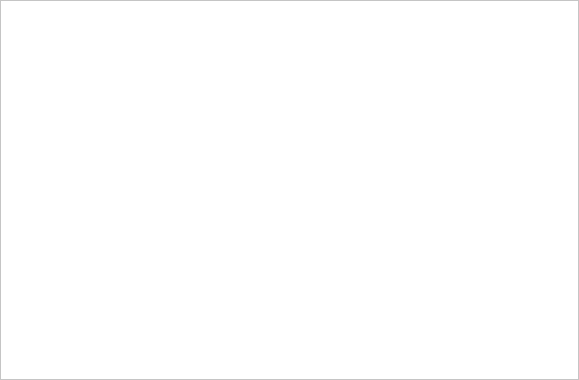
RunheZH/SCAPES, file interface/ui/tabchildwidget.ui: the form before one commit.
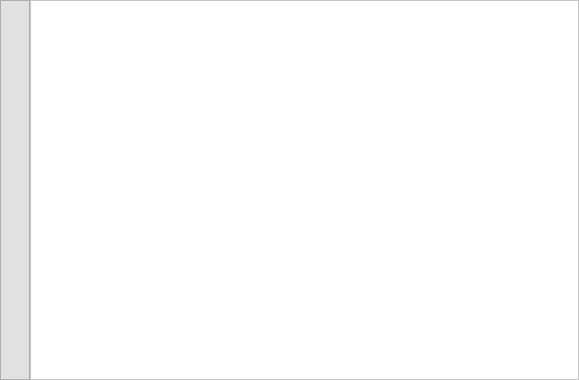
The form after the commit.

Patch:
```diff
--- a/interface/ui/tabchildwidget.ui
+++ b/interface/ui/tabchildwidget.ui
@@ -26,11 +26,70 @@
    <property name="bottomMargin">
     <number>0</number>
    </property>
-   <item row="0" column="0">
+   <property name="horizontalSpacing">
+    <number>0</number>
+   </property>
+   <item row="0" column="1">
     <widget class="QTextEdit" name="textEdit">
      <property name="styleSheet">
       <string notr="true">background-color: rgb(255, 255, 255);
 color: rgb(0, 0, 0);</string>
+     </property>
+     <property name="html">
+      <string>&lt;!DOCTYPE HTML PUBLIC &quot;-//W3C//DTD HTML 4.0//EN&quot; &quot;http://www.w3.org/TR/REC-html40/strict.dtd&quot;&gt;
+&lt;html&gt;&lt;head&gt;&lt;meta name=&quot;qrichtext&quot; content=&quot;1&quot; /&gt;&lt;style type=&quot;text/css&quot;&gt;
+p, li { white-space: pre-wrap; }
+&lt;/style&gt;&lt;/head&gt;&lt;body style=&quot; font-family:'Sans'; font-size:10pt; font-weight:400; font-style:normal;&quot;&gt;
+&lt;p style=&quot;-qt-paragraph-type:empty; margin-top:0px; margin-bottom:0px; margin-left:0px; margin-right:0px; -qt-block-indent:0; text-indent:0px;&quot;&gt;&lt;br /&gt;&lt;/p&gt;&lt;/body&gt;&lt;/html&gt;</string>
+     </property>
+    </widget>
+   </item>
+   <item row="0" column="0">
+    <widget class="QTextEdit" name="lineNumEdit">
+     <property name="sizePolicy">
+      <sizepolicy hsizetype="Maximum" vsizetype="Expanding">
+       <horstretch>0</horstretch>
+       <verstretch>0</verstretch>
+      </sizepolicy>
+     </property>
+     <property name="minimumSize">
+      <size>
+       <width>0</width>
+       <height>0</height>
+      </size>
+     </property>
+     <property name="maximumSize">
+      <size>
+       <width>30</width>
+       <height>16777215</height>
+      </size>
+     </property>
+     <property name="font">
+      <font>
+       <family>DejaVu Sans Mono</family>
+       <weight>75</weight>
+       <bold>true</bold>
+      </font>
+     </property>
+     <property name="layoutDirection">
+      <enum>Qt::RightToLeft</enum>
+     </property>
+     <property name="styleSheet">
+      <string notr="true">background-color: rgb(225, 225, 225);
+color: rgb(0, 0, 0);</string>
+     </property>
+     <property name="verticalScrollBarPolicy">
+      <enum>Qt::ScrollBarAlwaysOff</enum>
+     </property>
+     <property name="horizontalScrollBarPolicy">
+      <enum>Qt::ScrollBarAlwaysOff</enum>
+     </property>
+     <property name="html">
+      <string>&lt;!DOCTYPE HTML PUBLIC &quot;-//W3C//DTD HTML 4.0//EN&quot; &quot;http://www.w3.org/TR/REC-html40/strict.dtd&quot;&gt;
+&lt;html&gt;&lt;head&gt;&lt;meta name=&quot;qrichtext&quot; content=&quot;1&quot; /&gt;&lt;style type=&quot;text/css&quot;&gt;
+p, li { white-space: pre-wrap; }
+&lt;/style&gt;&lt;/head&gt;&lt;body style=&quot; font-family:'DejaVu Sans Mono'; font-size:10pt; font-weight:600; font-style:normal;&quot;&gt;
+&lt;p style=&quot;-qt-paragraph-type:empty; margin-top:0px; margin-bottom:0px; margin-left:0px; margin-right:0px; -qt-block-indent:0; text-indent:0px;&quot;&gt;&lt;br /&gt;&lt;/p&gt;&lt;/body&gt;&lt;/html&gt;</string>
      </property>
     </widget>
    </item>
```
